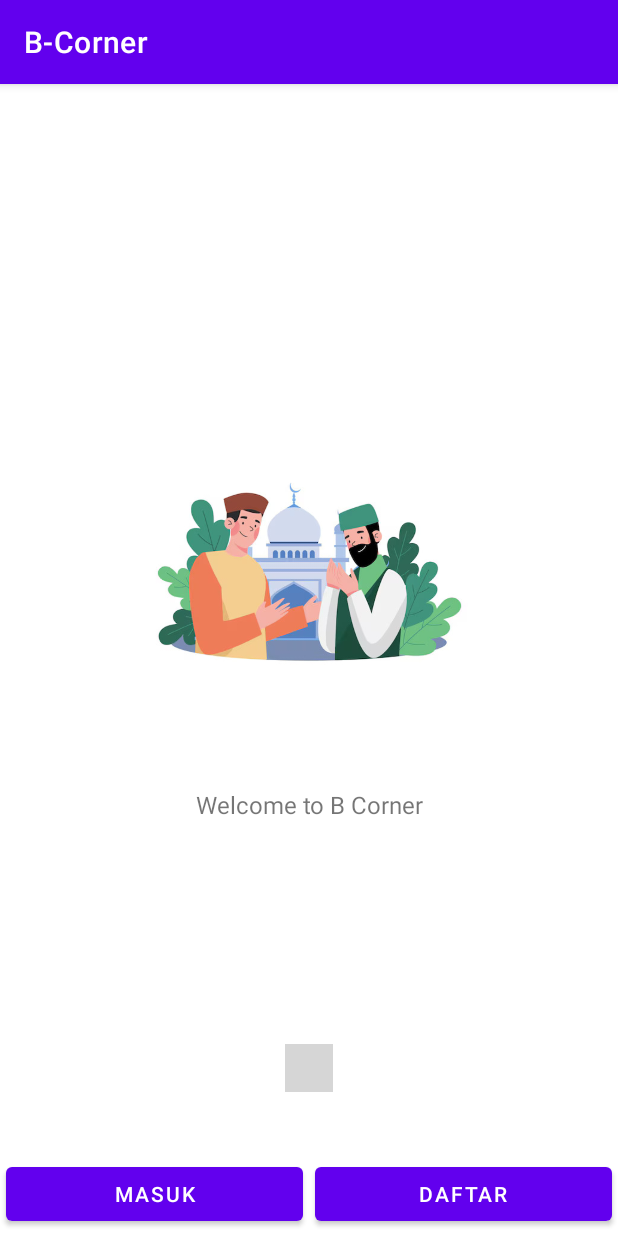
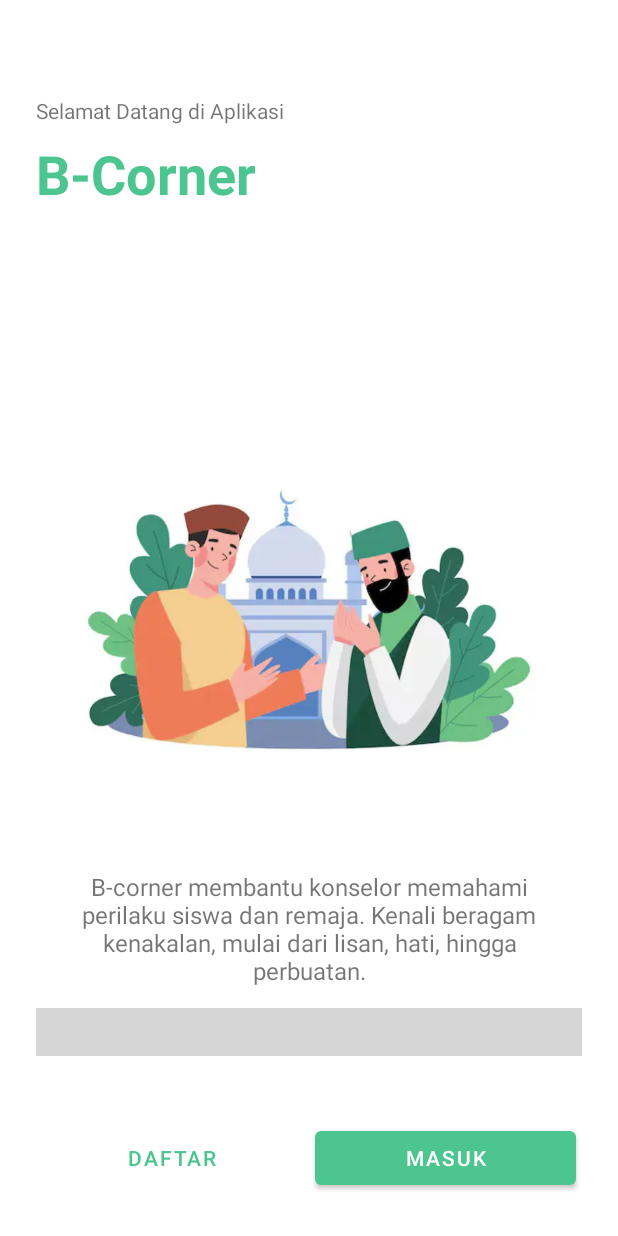
Before and after one commit to xirf/BCorner, an Android app: the screen it shows after launch (WelcomeActivity), on a phone screen of 412 x 824 dp. Run offline under Robolectric (Android 15) with nearby library versions, the phone set to English and light mode, and no system bars; our stand-ins replace navigation-ui; libraries missing offline, so code that uses them is left out: me.relex.circleindicator; plain views replace CircleIndicator3; 2 statements that could not run were skipped; grey boxes are pictures that could not be loaded.

Commit message:
fat: welcome page

```diff
--- a/app/src/main/AndroidManifest.xml
+++ b/app/src/main/AndroidManifest.xml
@@ -12,6 +12,12 @@
         android:supportsRtl="true"
         android:theme="@style/Theme.BCorner"
         tools:targetApi="31">
+        <activity
+            android:name=".ui.register.RegisterActivity"
+            android:exported="false" />
+        <activity
+            android:name=".ui.login.LoginActivity"
+            android:exported="false" />
         <activity
             android:name=".ui.welcome.WelcomeActivity"
             android:exported="false" />
--- a/app/src/main/java/com/betylf/b_corner/MainActivity.kt
+++ b/app/src/main/java/com/betylf/b_corner/MainActivity.kt
@@ -26,18 +26,18 @@ class MainActivity : AppCompatActivity() {
         setContentView(binding.root)
 
 
-        val navView: BottomNavigationView = binding.navView
-
-        val navController = findNavController(R.id.nav_host_fragment_activity_main)
-        // Passing each menu ID as a set of Ids because each
-        // menu should be considered as top level destinations.
-        val appBarConfiguration = AppBarConfiguration(
-            setOf(
-                R.id.navigation_home, R.id.navigation_tips, R.id.navigation_account
-            )
-        )
-        setupActionBarWithNavController(navController, appBarConfiguration)
-        navView.setupWithNavController(navController)
+//        val navView: BottomNavigationView = binding.navView
+//
+//        val navController = findNavController(R.id.nav_host_fragment_activity_main)
+//        // Passing each menu ID as a set of Ids because each
+//        // menu should be considered as top level destinations.
+//        val appBarConfiguration = AppBarConfiguration(
+//            setOf(
+//                R.id.navigation_home, R.id.navigation_tips, R.id.navigation_account
+//            )
+//        )
+//        setupActionBarWithNavController(navController, appBarConfiguration)
+//        navView.setupWithNavController(navController)
 
 
     }
--- a/app/src/main/java/com/betylf/b_corner/ui/welcome/WelcomeActivity.kt
+++ b/app/src/main/java/com/betylf/b_corner/ui/welcome/WelcomeActivity.kt
@@ -1,55 +1,89 @@
 package com.betylf.b_corner.ui.welcome
 
+import android.content.Intent
 import android.os.Bundle
 import android.os.Handler
 import android.os.Looper
+import android.view.View
 import androidx.activity.enableEdgeToEdge
 import androidx.appcompat.app.AppCompatActivity
 import androidx.core.view.ViewCompat
 import androidx.core.view.WindowInsetsCompat
 import androidx.viewpager2.widget.ViewPager2
 import com.betylf.b_corner.R
+import com.betylf.b_corner.databinding.ActivityWelcomeBinding
+import com.betylf.b_corner.ui.login.LoginActivity
+import com.betylf.b_corner.ui.register.RegisterActivity
 import me.relex.circleindicator.CircleIndicator3
 import java.util.Timer
 import java.util.TimerTask
 
-class WelcomeActivity : AppCompatActivity() {
+class WelcomeActivity : AppCompatActivity(), View.OnClickListener {
+    private lateinit var binding: ActivityWelcomeBinding
     override fun onCreate(savedInstanceState: Bundle?) {
         super.onCreate(savedInstanceState)
         enableEdgeToEdge()
-        setContentView(R.layout.activity_welcome)
-        ViewCompat.setOnApplyWindowInsetsListener(findViewById(R.id.main)) { v, insets ->
-            val systemBars = insets.getInsets(WindowInsetsCompat.Type.systemBars())
-            v.setPadding(systemBars.left, systemBars.top, systemBars.right, systemBars.bottom)
-            insets
+        binding = ActivityWelcomeBinding.inflate(layoutInflater)
+        setContentView(binding.root)
+        renderViewPager()
+        startTimer()
+        binding.btnMasuk.setOnClickListener(this)
+        binding.btnDaftar.setOnClickListener(this)
+        disableActionBar()
+
+    }
+
+    private fun disableActionBar() {
+        supportActionBar?.hide()
+        ViewCompat.setOnApplyWindowInsetsListener(binding.root) { _, insets ->
+            WindowInsetsCompat.CONSUMED
         }
+    }
 
+    override fun onClick(v: View) {
+        when (v.id) {
+            R.id.btn_masuk -> startIntent(LoginActivity::class.java)
+            R.id.btn_daftar -> startIntent(RegisterActivity::class.java)
+        }
+    }
+
+    private fun startIntent(target: Class<*>) {
+        val intent = Intent(this, target)
+        startActivity(intent)
+        finish()
+    }
+
+    private fun renderViewPager() {
         val images = listOf(
             R.drawable.welcome_image_1,
             R.drawable.welcome_image_2,
             R.drawable.welcome_image_3
         )
-        val texts = listOf("Welcome to B Corner", "Swipe to see more", "Enjoy your time")
+        val texts = resources.getStringArray(R.array.intro_array).toList()
+
         val viewPager: ViewPager2 = findViewById(R.id.viewPager)
         val adapter = SliderAdapter(images, texts)
+        val indicator: CircleIndicator3 = findViewById(R.id.indicator)
+
         viewPager.adapter = adapter
-        val indicator: CircleIndicator3 = findViewById(R.id.indicator)
         indicator.setViewPager(viewPager)
+    }
 
+    private fun startTimer() {
         val handler = Handler(Looper.getMainLooper())
         val update = Runnable {
-            if (viewPager.currentItem == images.size - 1) {
+            val viewPager: ViewPager2 = findViewById(R.id.viewPager)
+            if (viewPager.currentItem == 2) {
                 viewPager.currentItem = 0
             } else {
                 viewPager.currentItem += 1
             }
         }
-
-        Timer().schedule(object : TimerTask() {
+        val timer = Timer()
+        timer.schedule(object : TimerTask() {
             override fun run() {
                 handler.post(update)
             }
-        }, 3000, 3000)
-
+        }, 5000, 5000)
     }
 }
--- /dev/null
+++ b/app/src/main/res/drawable/indicator_default.xml
@@ -0,0 +1,6 @@
+<?xml version="1.0" encoding="utf-8" ?>
+<shape xmlns:android="http://schemas.android.com/apk/res/android">
+    <solid android:color="@color/primary"/>
+    <size android:width="20dp" android:height="10dp"/>
+    <corners android:radius="5dp"/>
+</shape>
--- /dev/null
+++ b/app/src/main/res/drawable/indicator_unselected.xml
@@ -0,0 +1,6 @@
+<?xml version="1.0" encoding="utf-8" ?>
+<shape xmlns:android="http://schemas.android.com/apk/res/android">
+    <solid android:color="@color/primary_opaque"/>
+    <size android:width="10dp" android:height="10dp"/>
+    <corners android:radius="5dp"/>
+</shape>
--- a/app/src/main/res/layout/activity_welcome.xml
+++ b/app/src/main/res/layout/activity_welcome.xml
@@ -8,6 +8,25 @@
     android:padding="24dp"
     tools:context=".ui.welcome.WelcomeActivity">
 
+    <TextView
+        android:id="@+id/tv_welcome"
+        android:layout_width="match_parent"
+        android:layout_height="wrap_content"
+        android:layout_marginTop="40dp"
+        android:text="Selamat Datang di Aplikasi"
+        app:layout_constraintTop_toTopOf="parent" />
+
+    <TextView
+        android:id="@+id/tv_app_name"
+        android:layout_width="match_parent"
+        android:layout_height="wrap_content"
+        android:layout_marginTop="8dp"
+        android:text="@string/app_name"
+        android:textColor="@color/primary"
+        android:textSize="36sp"
+        android:textStyle="bold"
+        app:layout_constraintTop_toBottomOf="@+id/tv_welcome" />
+
     <androidx.viewpager2.widget.ViewPager2
         android:id="@+id/viewPager"
         android:layout_width="match_parent"
@@ -15,13 +34,15 @@
         app:layout_constraintBottom_toTopOf="@id/indicator"
         app:layout_constraintEnd_toEndOf="parent"
         app:layout_constraintStart_toStartOf="parent"
-        app:layout_constraintTop_toTopOf="parent" />
+        app:layout_constraintTop_toBottomOf="@id/tv_app_name" />
 
     <me.relex.circleindicator.CircleIndicator3
         android:id="@+id/indicator"
-        android:layout_width="wrap_content"
+        android:layout_width="match_parent"
         android:layout_height="wrap_content"
         android:layout_marginBottom="40dp"
+        app:ci_drawable="@drawable/indicator_default"
+        app:ci_drawable_unselected="@drawable/indicator_unselected"
         app:layout_constraintBottom_toTopOf="@id/ll_button"
         app:layout_constraintEnd_toEndOf="parent"
         app:layout_constraintStart_toStartOf="parent" />
@@ -34,6 +55,15 @@
         app:layout_constraintBottom_toBottomOf="parent">
 
         <Button
+            android:id="@+id/btn_daftar"
+            style="@style/Widget.MaterialComponents.Button.TextButton.Dialog"
+            android:layout_width="0dp"
+            android:layout_height="wrap_content"
+            android:layout_margin="4dp"
+            android:layout_weight="1"
+            android:text="@string/text_daftar" />
+
+        <Button
             android:id="@+id/btn_masuk"
             android:layout_width="0dp"
             android:layout_height="wrap_content"
@@ -41,13 +71,6 @@
             android:layout_weight="1"
             android:text="@string/text_masuk" />
 
-        <Button
-            android:id="@+id/btn_daftar"
-            android:layout_width="0dp"
-            android:layout_height="wrap_content"
-            android:layout_margin="4dp"
-            android:layout_weight="1"
-            android:text="@string/text_daftar" />
 
     </LinearLayout>
 
--- a/app/src/main/res/layout/slider_item_layout.xml
+++ b/app/src/main/res/layout/slider_item_layout.xml
@@ -7,8 +7,9 @@
 
     <ImageView
         android:id="@+id/iv_cover"
-        android:layout_width="250dp"
-        android:layout_height="250dp"
+        android:layout_width="match_parent"
+        android:layout_height="300dp"
+        android:scaleType="fitCenter"
         app:layout_constraintBottom_toBottomOf="parent"
         app:layout_constraintLeft_toLeftOf="parent"
         app:layout_constraintRight_toRightOf="parent"
--- a/app/src/main/res/values/colors.xml
+++ b/app/src/main/res/values/colors.xml
@@ -7,4 +7,9 @@
     <color name="teal_700">#FF018786</color>
     <color name="black">#FF000000</color>
     <color name="white">#FFFFFFFF</color>
+    <color name="primary">#4cc590</color>
+    <color name="primary_opaque">#6A4CC590</color>
+    <color name="primary_variant">#00a783</color>
+    <color name="primary_dark">#4cc590</color>
+    <color name="base">#fcfffb</color>
 </resources>
--- a/app/src/main/res/values/strings.xml
+++ b/app/src/main/res/values/strings.xml
@@ -5,4 +5,9 @@
     <string name="title_account">Accounts</string>
     <string name="text_masuk">Masuk</string>
     <string name="text_daftar">Daftar</string>
+    <string-array name="intro_array">
+        <item>B-corner membantu konselor memahami perilaku siswa dan remaja. Kenali beragam kenakalan, mulai dari lisan, hati, hingga perbuatan.</item>
+        <item>Aplikasi ini membantu mengubah kepribadian mereka dengan nilai-nilai Islam melalui berbagai fitur dan program yang tersedia.</item>
+        <item>Aplikasi B-Corner memudahkan konselor dalam proses pendampingan. Dapatkan informasi lengkap dan solusi tepat untuk remaja Anda.</item>
+    </string-array>
 </resources>
--- a/app/src/main/res/values/themes.xml
+++ b/app/src/main/res/values/themes.xml
@@ -2,8 +2,8 @@
     <!-- Base application theme. -->
     <style name="Theme.BCorner" parent="Theme.MaterialComponents.DayNight.DarkActionBar">
         <!-- Primary brand color. -->
-        <item name="colorPrimary">@color/purple_500</item>
-        <item name="colorPrimaryVariant">@color/purple_700</item>
+        <item name="colorPrimary">@color/primary</item>
+        <item name="colorPrimaryVariant">@color/primary_variant</item>
         <item name="colorOnPrimary">@color/white</item>
         <!-- Secondary brand color. -->
         <item name="colorSecondary">@color/teal_200</item>
```
Also changed, not shown: app/src/main/java/com/betylf/b_corner/ui/login/LoginActivity.kt (added, +21 -0 lines), app/src/main/java/com/betylf/b_corner/ui/register/RegisterActivity.kt (added, +21 -0 lines), app/src/main/res/layout/activity_login.xml (added, +10 -0 lines), app/src/main/res/layout/activity_register.xml (added, +10 -0 lines), app/src/main/res/drawable/welcome_image_1.jpg (deleted), app/src/main/res/drawable/welcome_image_1.webp (added), app/src/main/res/drawable/welcome_image_2.jpg (deleted), app/src/main/res/drawable/welcome_image_2.webp (added), app/src/main/res/drawable/welcome_image_3.jpg (deleted), app/src/main/res/drawable/welcome_image_3.webp (added).
